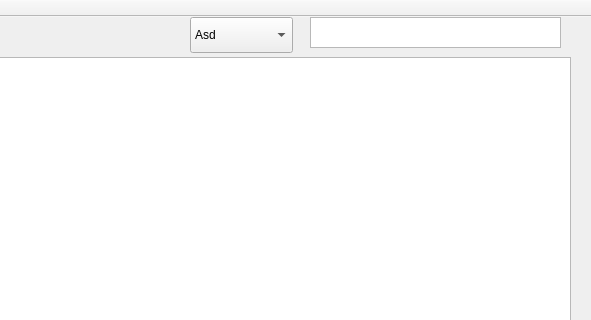
Old version of the form mainwindow.ui in the repository kieranmckenzie/teamworking_key_management_app; both pictures show x 180 to 771 and y 0 to 320 of the 771 by 568 pixel window.
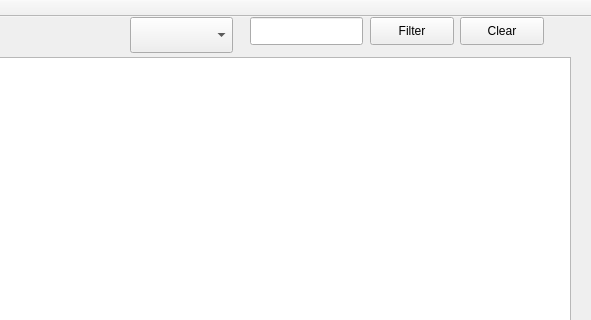
New version of the form.

Commit message: Added search + refresh main table after adding key / permission group

What changed in the file:
```diff
--- a/mainwindow.ui
+++ b/mainwindow.ui
@@ -30,32 +30,12 @@
    <widget class="QComboBox" name="main_comboBox">
     <property name="geometry">
      <rect>
-      <x>370</x>
+      <x>310</x>
       <y>0</y>
       <width>103</width>
       <height>36</height>
      </rect>
     </property>
-    <item>
-     <property name="text">
-      <string>Asd</string>
-     </property>
-    </item>
-    <item>
-     <property name="text">
-      <string>Fou</string>
-     </property>
-    </item>
-   </widget>
-   <widget class="QTextEdit" name="main_textEdit">
-    <property name="geometry">
-     <rect>
-      <x>490</x>
-      <y>0</y>
-      <width>251</width>
-      <height>31</height>
-     </rect>
-    </property>
    </widget>
    <widget class="QPushButton" name="main_pushButton">
     <property name="geometry">
@@ -106,6 +86,42 @@
      <string>Add Permission Group</string>
     </property>
    </widget>
+   <widget class="QPushButton" name="main_filterButton">
+    <property name="geometry">
+     <rect>
+      <x>550</x>
+      <y>0</y>
+      <width>84</width>
+      <height>28</height>
+     </rect>
+    </property>
+    <property name="text">
+     <string>Filter</string>
+    </property>
+   </widget>
+   <widget class="QLineEdit" name="main_searchEntry">
+    <property name="geometry">
+     <rect>
+      <x>430</x>
+      <y>0</y>
+      <width>113</width>
+      <height>28</height>
+     </rect>
+    </property>
+   </widget>
+   <widget class="QPushButton" name="main_pushButtonClearSearch">
+    <property name="geometry">
+     <rect>
+      <x>640</x>
+      <y>0</y>
+      <width>84</width>
+      <height>28</height>
+     </rect>
+    </property>
+    <property name="text">
+     <string>Clear</string>
+    </property>
+   </widget>
   </widget>
   <widget class="QMenuBar" name="menuBar">
    <property name="geometry">
```
The commit also changes 9 other files.
